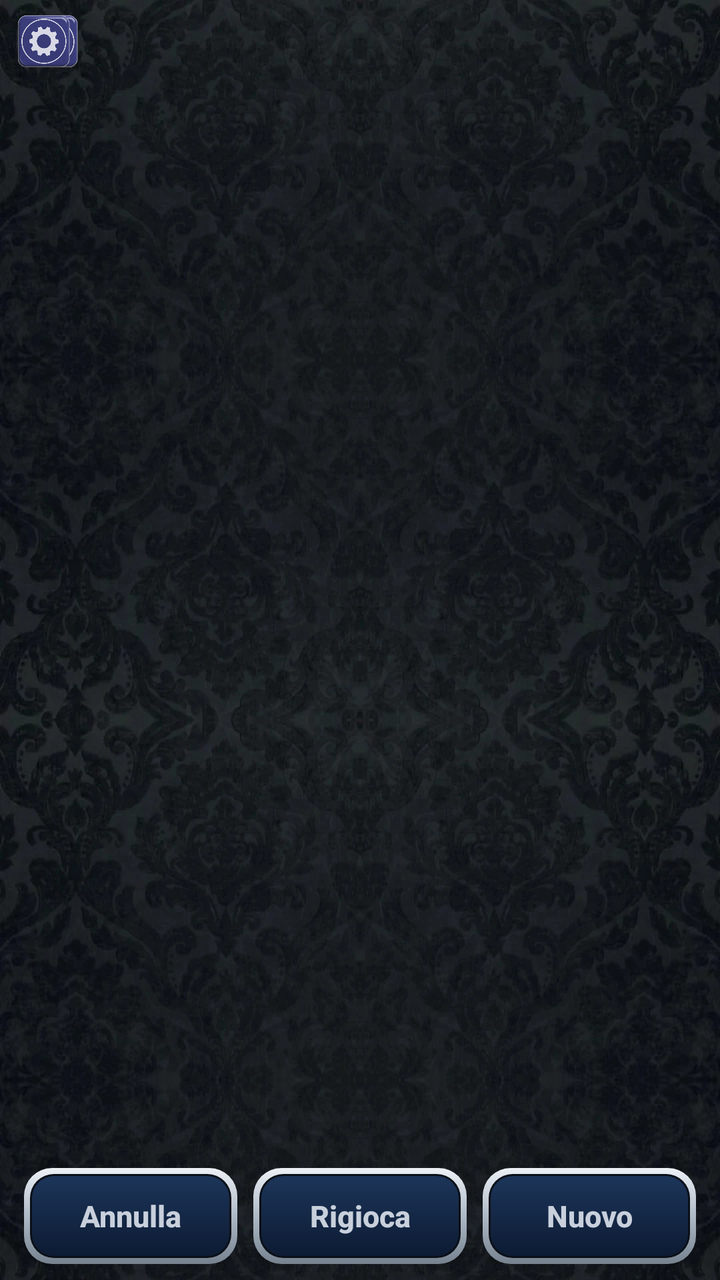
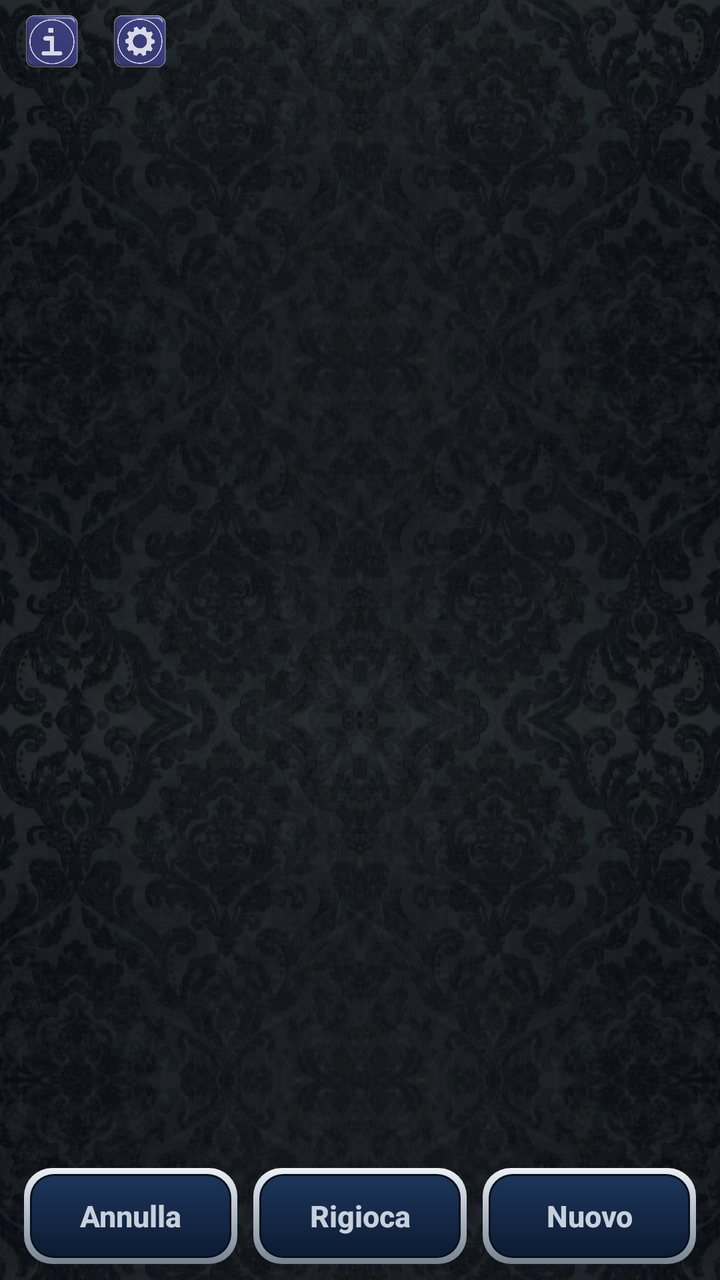

Before-and-after screenshots of an Android layout around one commit, followed by the original layout XML and the change that was made.
<!-- AndroidManifest.xml: application theme Theme.Scopa -->
<!-- res/layout/activity_klondike.xml -->
<?xml version="1.0" encoding="utf-8"?>
<androidx.constraintlayout.widget.ConstraintLayout
    xmlns:android="http://schemas.android.com/apk/res/android"
    xmlns:app="http://schemas.android.com/apk/res-auto"
    android:id="@+id/root"
    android:layout_width="match_parent"
    android:layout_height="match_parent"
    android:background="@drawable/bg_velvet">

    <ImageButton
        android:id="@+id/btnInfo"
        android:layout_width="44dp"
        android:layout_height="44dp"
        android:layout_marginStart="4dp"
        android:background="?attr/selectableItemBackgroundBorderless"
        android:contentDescription="@string/cd_info"
        android:padding="9dp"
        android:scaleType="fitCenter"
        android:src="@drawable/btn_info"
        app:layout_constraintBottom_toBottomOf="@id/txtStatus"
        app:layout_constraintStart_toStartOf="parent"
        app:layout_constraintTop_toTopOf="@id/txtStatus" />
    
    <ImageButton
        android:id="@+id/btnSettings"
        android:layout_width="44dp"
        android:layout_height="44dp"
        android:padding="9dp"
        android:background="?attr/selectableItemBackgroundBorderless"
        android:contentDescription="@string/cd_settings"
        android:scaleType="fitCenter"
        android:src="@drawable/btn_settings"
        app:layout_constraintBottom_toBottomOf="@id/txtStatus"
        app:layout_constraintTop_toTopOf="@id/txtStatus" />
        app:layout_constraintStart_toEndOf="@id/btnInfo" />


    
    <TextView
        android:id="@+id/txtStatus"
        android:layout_width="0dp"
        android:layout_height="wrap_content"
        android:layout_marginTop="10dp"
        android:layout_marginBottom="4dp"
        android:ellipsize="end"
        android:gravity="center"
        android:maxLines="1"
        android:paddingStart="52dp"
        android:paddingEnd="52dp"
        android:textColor="@color/silver"
        android:textSize="15sp"
        app:layout_constraintEnd_toEndOf="parent"
        app:layout_constraintStart_toStartOf="parent"
        app:layout_constraintTop_toTopOf="parent" />

    <FrameLayout
        android:id="@+id/board"
        android:layout_width="match_parent"
        android:layout_height="0dp"
        app:layout_constraintBottom_toTopOf="@id/bottomBar"
        app:layout_constraintTop_toBottomOf="@id/txtStatus" />

    
    <androidx.appcompat.widget.AppCompatButton
        android:id="@+id/btnFinish"
        android:layout_width="wrap_content"
        android:layout_height="48dp"
        android:layout_marginBottom="14dp"
        android:background="@drawable/btn_cartiglio"
        android:paddingStart="26dp"
        android:paddingEnd="26dp"
        android:text="@string/kl_finish"
        android:textAllCaps="false"
        android:textColor="@color/gold"
        android:textSize="16sp"
        android:textStyle="bold"
        android:visibility="gone"
        app:layout_constraintBottom_toTopOf="@id/bottomBar"
        app:layout_constraintEnd_toEndOf="parent"
        app:layout_constraintStart_toStartOf="parent" />

    <LinearLayout
        android:id="@+id/bottomBar"
        android:layout_width="match_parent"
        android:layout_height="wrap_content"
        android:gravity="center"
        android:orientation="horizontal"
        android:paddingTop="6dp"
        android:paddingBottom="8dp"
        app:layout_constraintBottom_toBottomOf="parent">

        
        <androidx.appcompat.widget.AppCompatButton
            android:id="@+id/btnUndo"
            android:layout_width="0dp"
            android:layout_height="48dp"
            android:layout_marginStart="12dp"
            android:layout_marginEnd="4dp"
            android:layout_weight="1"
            android:background="@drawable/btn_cartiglio"
            android:maxLines="1"
            android:text="@string/kl_undo"
            android:textAllCaps="false"
            android:textColor="@color/silver"
            android:textStyle="bold"
            app:autoSizeTextType="uniform"
            app:autoSizeMinTextSize="11sp"
            app:autoSizeMaxTextSize="15sp"
            app:autoSizeStepGranularity="1sp" />

        <androidx.appcompat.widget.AppCompatButton
            android:id="@+id/btnRestart"
            android:layout_width="0dp"
            android:layout_height="48dp"
            android:layout_marginStart="4dp"
            android:layout_marginEnd="4dp"
            android:layout_weight="1"
            android:background="@drawable/btn_cartiglio"
            android:maxLines="1"
            android:text="@string/kl_restart"
            android:textAllCaps="false"
            android:textColor="@color/silver"
            android:textStyle="bold"
            app:autoSizeTextType="uniform"
            app:autoSizeMinTextSize="11sp"
            app:autoSizeMaxTextSize="15sp"
            app:autoSizeStepGranularity="1sp" />

        <androidx.appcompat.widget.AppCompatButton
            android:id="@+id/btnDeal"
            android:layout_width="0dp"
            android:layout_height="48dp"
            android:layout_marginStart="4dp"
            android:layout_marginEnd="12dp"
            android:layout_weight="1"
            android:background="@drawable/btn_cartiglio"
            android:maxLines="1"
            android:text="@string/kl_deal"
            android:textAllCaps="false"
            android:textColor="@color/silver"
            android:textStyle="bold"
            app:autoSizeTextType="uniform"
            app:autoSizeMinTextSize="11sp"
            app:autoSizeMaxTextSize="15sp"
            app:autoSizeStepGranularity="1sp" />

    </LinearLayout>
</androidx.constraintlayout.widget.ConstraintLayout>
<!-- resources referenced by this layout -->
<resources>
  <color name="gold">#E9C24C</color>
  <color name="silver">#C8D0DC</color>
  <!-- drawable bg_velvet (drawable) -->
  <?xml version="1.0" encoding="utf-8"?>
  <layer-list xmlns:android="http://schemas.android.com/apk/res/android">
      <item android:drawable="@color/velvet_base" />
      <item>
          <bitmap android:src="@drawable/velvet" android:tileMode="repeat" android:dither="true" />
      </item>
  </layer-list>
  <!-- drawable btn_cartiglio (drawable) -->
  <?xml version="1.0" encoding="utf-8"?>
  <layer-list xmlns:android="http://schemas.android.com/apk/res/android">
      
      <item>
          <shape android:shape="rectangle">
              <gradient android:angle="270"
                  android:startColor="#EDF1F6"
                  android:centerColor="#AEB9C6"
                  android:endColor="#76828F" />
              <corners android:radius="14dp" />
          </shape>
      </item>
      
      <item android:left="3dp" android:top="3dp" android:right="3dp" android:bottom="3dp">
          <shape android:shape="rectangle">
              <solid android:color="#0A1018" />
              <corners android:radius="12dp" />
          </shape>
      </item>
      
      <item android:left="4dp" android:top="4dp" android:right="4dp" android:bottom="4dp">
          <shape android:shape="rectangle">
              <gradient android:angle="270"
                  android:startColor="#1C3559"
                  android:endColor="#0D1B33" />
              <corners android:radius="11dp" />
          </shape>
      </item>
      
      <item android:left="7dp" android:top="7dp" android:right="7dp" android:bottom="7dp">
          <shape android:shape="rectangle">
              <solid android:color="@android:color/transparent" />
              <corners android:radius="8dp" />
              <padding android:left="12dp" android:top="4dp" android:right="12dp" android:bottom="4dp" />
          </shape>
      </item>
  </layer-list>
  <!-- drawable btn_info: webp bitmap (drawable-nodpi, 23628 bytes) -->
  <!-- drawable btn_settings: webp bitmap (drawable-nodpi, 32104 bytes) -->
  <string name="cd_info">Informazioni</string>
  <string name="cd_settings">Impostazioni</string>
  <string name="kl_deal">Nuovo</string>
  <string name="kl_finish">Completa</string>
  <string name="kl_restart">Rigioca</string>
  <string name="kl_undo">Annulla</string>
  <style name="Theme.Scopa" parent="Theme.MaterialComponents.DayNight.NoActionBar">
          <item name="colorPrimary">@color/navy_mid</item>
          <item name="colorPrimaryVariant">@color/navy_deep</item>
          <item name="colorOnPrimary">@color/celeste_light</item>
          <item name="colorSecondary">@color/gold</item>
          <item name="android:statusBarColor" tools:targetApi="l">@color/navy_deep</item>
          <item name="alertDialogTheme">@style/DarkAlertDialog</item>
          <item name="materialAlertDialogTheme">@style/DarkAlertDialog</item>
      </style>
  <color name="velvet_base">#0A1018</color>
  <!-- drawable velvet: webp bitmap (drawable-nodpi, 65120 bytes) -->
  <color name="navy_mid">#23477E</color>
  <color name="navy_deep">#0C1626</color>
  <color name="celeste_light">#D7EAF6</color>
  <style name="DarkAlertDialog" parent="Theme.MaterialComponents.Dialog.Alert">
          <item name="colorSurface">@color/navy</item>
          <item name="android:colorBackground">@color/navy</item>
          <item name="colorOnSurface">@color/silver</item>
          <item name="android:textColorPrimary">@color/silver</item>
          <item name="android:textColorSecondary">@color/silver</item>
          <item name="colorPrimary">@color/silver</item>
      </style>
  <color name="navy">#14294A</color>
</resources>

<!-- the commit's change to res/layout/activity_klondike.xml (unified diff, before → after) -->
@@ -31,7 +31,7 @@
         android:scaleType="fitCenter"
         android:src="@drawable/btn_settings"
         app:layout_constraintBottom_toBottomOf="@id/txtStatus"
-        app:layout_constraintTop_toTopOf="@id/txtStatus" />
+        app:layout_constraintTop_toTopOf="@id/txtStatus"
         app:layout_constraintStart_toEndOf="@id/btnInfo" />
 
 
